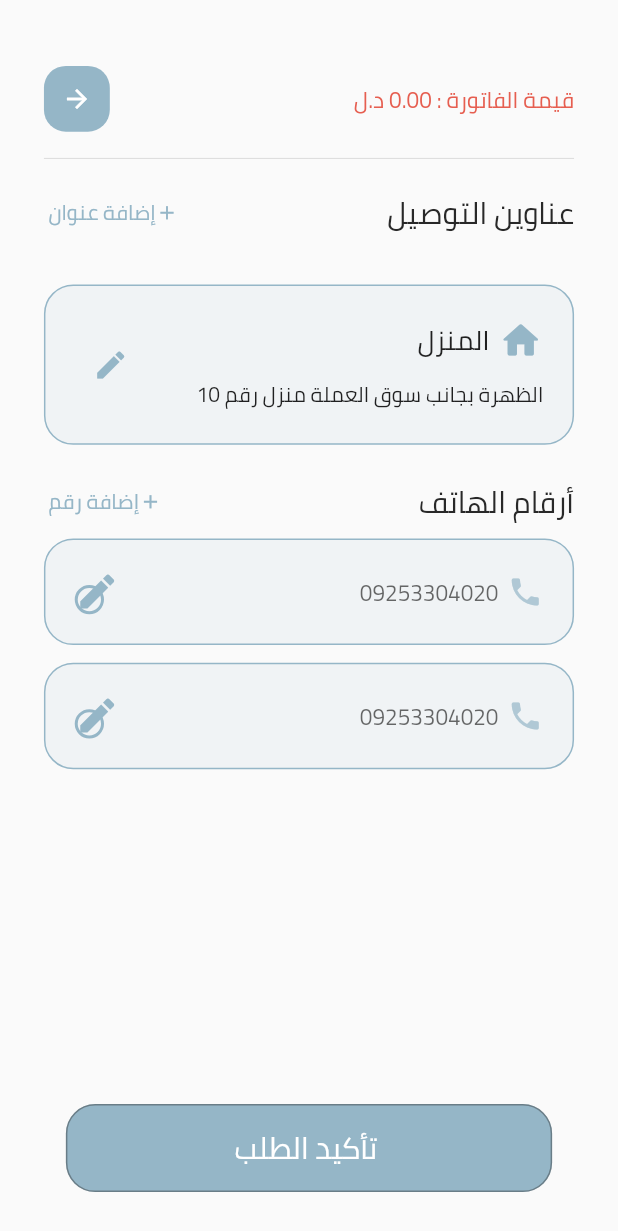
After one commit to weaamokok/CosmaticsDeliveryApp, a Flutter app: the CartDetails screen opened by its route, after a tap on "تأكيد الطلب", on a phone screen of 412 x 824 dp. The commit adds this screen. Shown: the top 1231 px of the screen. Run offline on Flutter 3.47's test engine with Material 2 defaults, Android fonts, the phone set to English and light mode, and no system bars; our stand-ins replace dots_indicator, flutter_svg, get, shared_preferences; accounts and stored records are empty; network calls fail.

Commit message:
vaildate order

```diff
--- a/cosmatics_app/lib/data/repository/cart_repo.dart
+++ b/cosmatics_app/lib/data/repository/cart_repo.dart
@@ -59,7 +59,7 @@ element.time=time;
       cartHistory.add(cart[i]);
 
     }
-    removeCart();
+  //  removeCart();
      sharedPreferences.setStringList(
           AppConstants.CART_LIST_HISTORY, cartHistory);
 
--- a/cosmatics_app/lib/pages/cart/cart_details.dart
+++ b/cosmatics_app/lib/pages/cart/cart_details.dart
@@ -10,6 +10,7 @@ import 'package:get/get.dart';
 import '../../utils/colors.dart';
 import '../../utils/dimentions.dart';
 import '../../widgets/app_icon.dart';
+import '../orderStages/infoRegistering.dart';
 
 class CartDetails extends StatelessWidget {
   const CartDetails({super.key});
@@ -246,6 +247,7 @@ Get.to(()=>HomePage());                        },
                     InkWell(
                       onTap: () {
                     controller.addToHistory();
+                    Get.to(()=>CostumerInfoRegistering());
                       },
                       child: Container(
                         padding: EdgeInsets.symmetric(
@@ -262,7 +264,7 @@ Get.to(()=>HomePage());                        },
                             borderRadius:
                                 BorderRadius.circular(Dimensions.radius20),
                             color: blueush),
-                        child: BigText(text:'الدفع ' ,color: Colors.white,size: 16,)
+                        child: BigText(text:'تأكيد الطلب ' ,color: Colors.white,size: 16,)
                       ),
                     )
                   ]),
--- /dev/null
+++ b/cosmatics_app/lib/pages/orderStages/infoRegistering.dart
@@ -0,0 +1,257 @@
+import 'package:cosmatics_app/controllers/cart_controller.dart';
+import 'package:cosmatics_app/utils/colors.dart';
+import 'package:cosmatics_app/utils/dimentions.dart';
+import 'package:cosmatics_app/widgets/app_icon.dart';
+import 'package:cosmatics_app/widgets/big_text.dart';
+import 'package:flutter/material.dart';
+import 'package:get/get.dart';
+
+import '../home/home_page.dart';
+
+class CostumerInfoRegistering extends StatelessWidget {
+  const CostumerInfoRegistering({super.key});
+
+  @override
+  Widget build(BuildContext context) {
+    return Scaffold(
+      body: Container(
+          margin: EdgeInsets.symmetric(
+              horizontal: Dimensions.height30, vertical: Dimensions.height45),
+          child: SingleChildScrollView(
+            child: GetBuilder<CartController>(
+              builder: (controller) {
+                return Directionality(
+                  textDirection: TextDirection.rtl,
+                  child: Column(
+                      mainAxisAlignment: MainAxisAlignment.center,
+                      crossAxisAlignment: CrossAxisAlignment.start,
+                      children: [
+                        Row(
+                            mainAxisAlignment: MainAxisAlignment.spaceBetween,
+                            children: [
+                              BigText(
+                                text:
+                                    'قيمة الفاتورة : ${controller.totalAmount.toStringAsFixed(2)} د.ل',
+                                color: Color(0xffE65E50),
+                                size: 15,
+                                dirction: TextDirection.rtl,
+                              ),
+                              AppIcon(
+                                icon: Icons.arrow_back,
+                                onTap: () {
+                                  Navigator.pop(context);
+                                },
+                                size: Dimensions.height45,
+                              ),
+                            ]),
+                        SizedBox(
+                          height: Dimensions.height10,
+                        ),
+                        Divider(),
+                        SizedBox(
+                          height: Dimensions.height10,
+                        ),
+                        Row(
+                          mainAxisAlignment: MainAxisAlignment.spaceBetween,
+                          children: [
+                            BigText(
+                              text: 'عناوين التوصيل ',
+                              color: black,
+                            ),
+                            InkWell(
+                              child: Row(children: [
+                                Icon(
+                                  Icons.add,
+                                  color: blueush,
+                                  size: 15,
+                                ),
+                                BigText(
+                                  text: 'إضافة عنوان ',
+                                  color: blueush,
+                                  size: 14,
+                                ),
+                              ]),
+                            )
+                          ],
+                        ),
+                        SizedBox(
+                          height: Dimensions.height20,
+                        ), //address section
+                        GetBuilder<CartController>(
+                          builder: (controller) {
+                            //replace with usercontroller
+                            return Container(
+                              //use Listview builder to generate addresses from address table
+                              padding: EdgeInsets.symmetric(
+                                  horizontal: Dimensions.height20,
+                                  vertical: Dimensions.height20),
+                              margin: EdgeInsets.symmetric(
+                                  vertical: Dimensions.height10),
+                              decoration: BoxDecoration(
+                                  color: blueush.withOpacity(.1),
+                                  border: Border.all(color: blueush),
+                                  borderRadius: BorderRadius.circular(
+                                      Dimensions.radius20)),
+                              child: Row(
+                                  mainAxisAlignment:
+                                      MainAxisAlignment.spaceBetween,
+                                  children: [
+                                    Column(
+                                      crossAxisAlignment:
+                                          CrossAxisAlignment.start,
+                                      children: [
+                                        Row(
+                                          children: [
+                                            Icon(
+                                              Icons.home_rounded,
+                                              size: 30,
+                                              color: blueush,
+                                            ),
+                                            SizedBox(
+                                              width: Dimensions.height5,
+                                            ),
+                                            BigText(
+                                              text: 'المنزل',
+                                              size: 18,
+                                            )
+                                          ],
+                                        ),
+                                        SizedBox(
+                                          height: Dimensions.height5,
+                                        ),
+                                        BigText(
+                                          text:
+                                              'الظهرة بجانب سوق العملة منزل رقم 10',
+                                          size: 14,
+                                        )
+                                      ],
+                                    ),
+                                    IconButton(
+                                        onPressed: () {},
+                                        icon: Icon(
+                                          Icons.edit,
+                                          color: blueush,
+                                        )),
+                                  ]),
+                            );
+                          },
+                        ),
+                        SizedBox(
+                          height: Dimensions.height10,
+                        ),
+                        Row(
+                          mainAxisAlignment: MainAxisAlignment.spaceBetween,
+                          children: [
+                            BigText(
+                              text: 'أرقام الهاتف',
+                              color: black,
+                            ),
+                            InkWell(
+                              child: Row(children: [
+                                Icon(
+                                  Icons.add,
+                                  color: blueush,
+                                  size: 15,
+                                ),
+                                BigText(
+                                  text: 'إضافة رقم ',
+                                  color: blueush,
+                                  size: 14,
+                                ),
+                              ]),
+                            )
+                          ],
+                        ),
+
+                       GetBuilder<CartController>(builder: (controller) {
+                         return ListView.builder(shrinkWrap: true,itemCount: 2,itemBuilder: (context, index) =>  Container(decoration: BoxDecoration(color: blueush.withOpacity(.1),borderRadius: BorderRadius.circular(Dimensions.radius20),border: Border.all(color: blueush)),
+                         margin: EdgeInsets.symmetric(vertical: Dimensions.height5), padding: EdgeInsets.symmetric(
+                              horizontal: Dimensions.height20,
+                              vertical: Dimensions.height20),
+                          child: Row(
+                            mainAxisAlignment: MainAxisAlignment.spaceBetween,
+                            children: [
+                              Row(
+                                children: [
+                                  Icon(
+                                    Icons.phone,
+                                    color: blueush.withOpacity(.7),
+                                  ),
+                                  SizedBox(
+                                    width: Dimensions.height5,
+                                  ),
+                                  BigText(
+                                    text: '09253304020',
+                                    color: black.withOpacity(.7),
+                                    size: 15,
+                                  ),
+                                ],
+                              ),
+                              Stack(
+                                alignment: Alignment.bottomLeft,
+                                children: [
+                                  Icon(
+                                    Icons.edit,
+                                    size: 30,
+                                    color: blueush,
+                                  ),
+                                  Container(
+                                    width: Dimensions.height20,
+                                    height: Dimensions.height20,
+                                    decoration: BoxDecoration(
+                                        border: Border.all(
+                                            color: blueush, width: 2),
+                                        borderRadius: BorderRadius.circular(
+                                            Dimensions.radius20)),
+                                  )
+                                ],
+                              )
+                            ],
+                          ),
+                        ),);
+                       },)
+                      ]),
+                );
+              },
+            ),
+          )),
+  bottomNavigationBar: GetBuilder<CartController>(
+          builder: (controller) {
+            return Container(
+              height: Dimensions.bottomHeight,
+              decoration: BoxDecoration(
+                  color: blueush.withOpacity(0),
+                  borderRadius: BorderRadius.only(
+                      topLeft: Radius.circular(Dimensions.radius30),
+                      topRight: Radius.circular(Dimensions.radius30))),
+              padding: EdgeInsets.symmetric(
+                  horizontal: Dimensions.height45,
+                  vertical: Dimensions.height30),
+              child: InkWell(
+                onTap: () {
+              controller.addToHistory();
+              Get.to(()=>CostumerInfoRegistering());
+                },
+                child: Container(height: Dimensions.height50,width: Dimensions.height150,
+                  padding: EdgeInsets.symmetric(
+
+                      horizontal: Dimensions.height50),
+                  decoration: BoxDecoration(
+                      border: Border.all(color: black.withOpacity(.4)),
+                      // boxShadow: [
+                      //   BoxShadow(
+                      //       blurRadius: 10,
+                      //       color: black.withOpacity(.1),
+                      //       offset: Offset(0, -2))
+                      // ],
+                      borderRadius:
+                          BorderRadius.circular(Dimensions.radius20),
+                      color: blueush),
+                  child: Center(child: BigText(text:'تأكيد الطلب ' ,color: Colors.white,size: 20,))
+                ),
+              ),
+            );
+          },
+        )  );
+  }
+}
```
